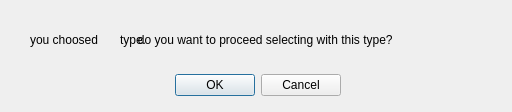
First picture: the form in utils/harmonic_drive_selector/gui/ui/type_inform_dialog.ui, repository AimanHaidar/harmonic-drive-selector, before the edit.
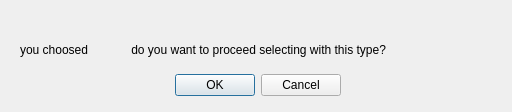
Second picture: the form after the edit.

Commit message: edit ui to look better

```diff
--- a/utils/harmonic_drive_selector/gui/ui/type_inform_dialog.ui
+++ b/utils/harmonic_drive_selector/gui/ui/type_inform_dialog.ui
@@ -29,30 +29,17 @@
     <set>QDialogButtonBox::Cancel|QDialogButtonBox::Ok</set>
    </property>
   </widget>
-  <widget class="QLabel" name="label">
-   <property name="geometry">
-    <rect>
-     <x>30</x>
-     <y>30</y>
-     <width>471</width>
-     <height>20</height>
-    </rect>
-   </property>
-   <property name="text">
-    <string>you choosed            do you want to proceed selecting with this type?</string>
-   </property>
-  </widget>
   <widget class="QLabel" name="harmonic_type">
    <property name="geometry">
     <rect>
-     <x>120</x>
-     <y>30</y>
-     <width>66</width>
+     <x>20</x>
+     <y>40</y>
+     <width>481</width>
      <height>19</height>
     </rect>
    </property>
    <property name="text">
-    <string>type.</string>
+    <string>you choosed             do you want to proceed selecting with this type?</string>
    </property>
   </widget>
  </widget>
```
The commit also changes 3 other files.
